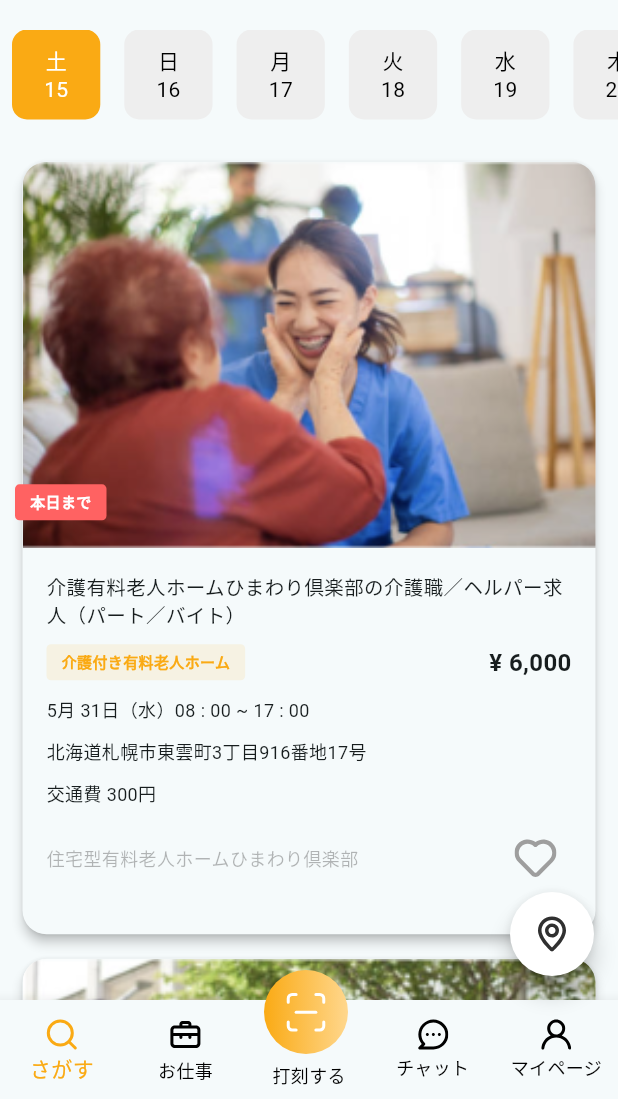
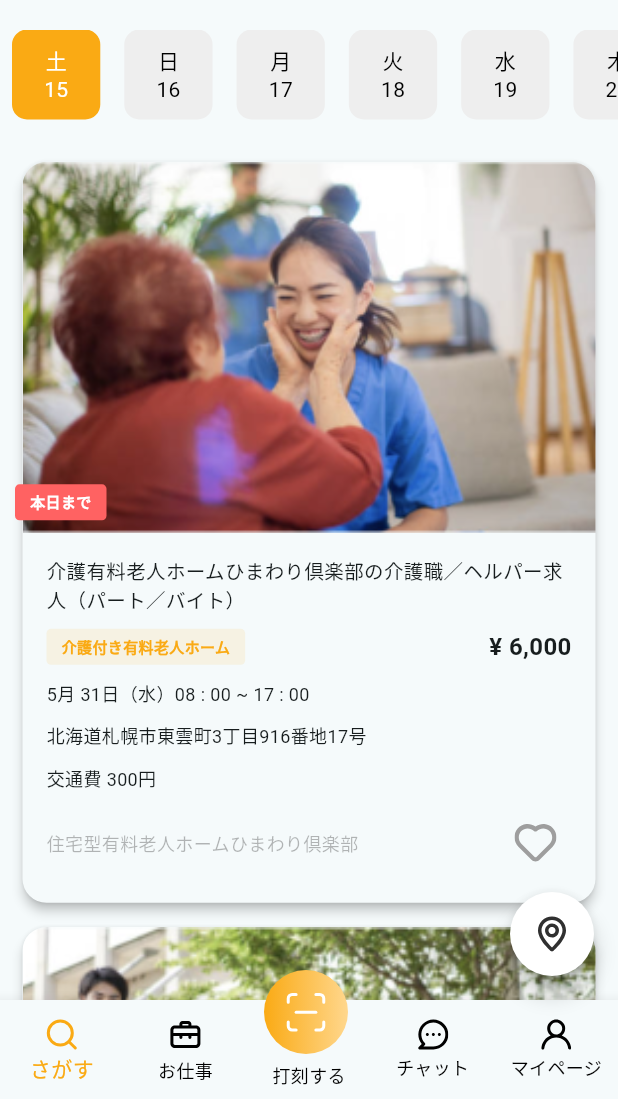
Before and after one commit to KanchanSth/JIITAK_TEST_PROJECT, a Flutter app: the HomeScreen screen opened by its route, on a phone screen of 412 x 824 dp, the part 137-1236 px from its top. Run offline on Flutter 3.47's test engine with Material 3 defaults, Android fonts, the phone set to English and light mode, and no system bars; our stand-ins replace carousel_slider, flutter_screenutil, flutter_svg, get.

Commit message:
minor fixes

```diff
--- a/lib/main.dart
+++ b/lib/main.dart
@@ -16,7 +16,6 @@ void main() {
 class MyApp extends StatelessWidget {
   const MyApp({super.key});
 
-  // This widget is the root of your application.
   @override
   Widget build(BuildContext context) {
     return ScreenUtilInit(
--- a/lib/widgets/custom_card_widget.dart
+++ b/lib/widgets/custom_card_widget.dart
@@ -17,18 +17,18 @@ class CustomCardWidget extends StatelessWidget {
           elevation: 3,
           borderRadius: BorderRadius.circular(16.0),
           child: Container(
-            height: appHeight(context) / 1.6,
             width: appWidth(context),
             decoration: BoxDecoration(
               borderRadius: BorderRadius.circular(16.0),
             ),
             child: Column(
               crossAxisAlignment: CrossAxisAlignment.start,
+              mainAxisSize: MainAxisSize.min,
               children: [
                 Stack(
                   children: [
                     Container(
-                      height: (appHeight(context) / 1.6) / 2,
+                      height: appHeight(context) * 0.3,
                       width: appWidth(context),
                       decoration: BoxDecoration(
                         borderRadius: const BorderRadius.vertical(
@@ -56,9 +56,9 @@ class CustomCardWidget extends StatelessWidget {
                     )
                   ],
                 ),
-                Container(
-                    height: (appHeight(context) / 1.6) / 2,
-                    padding: const EdgeInsets.all(16.0),
+                Flexible(
+                  child: Padding(
+                    padding: const EdgeInsets.all(16),
                     child: Column(
                       crossAxisAlignment: CrossAxisAlignment.start,
                       children: [
@@ -123,7 +123,9 @@ class CustomCardWidget extends StatelessWidget {
                           ],
                         ),
                       ],
-                    )),
+                    ),
+                  ),
+                ),
               ],
             ),
           ),
```
